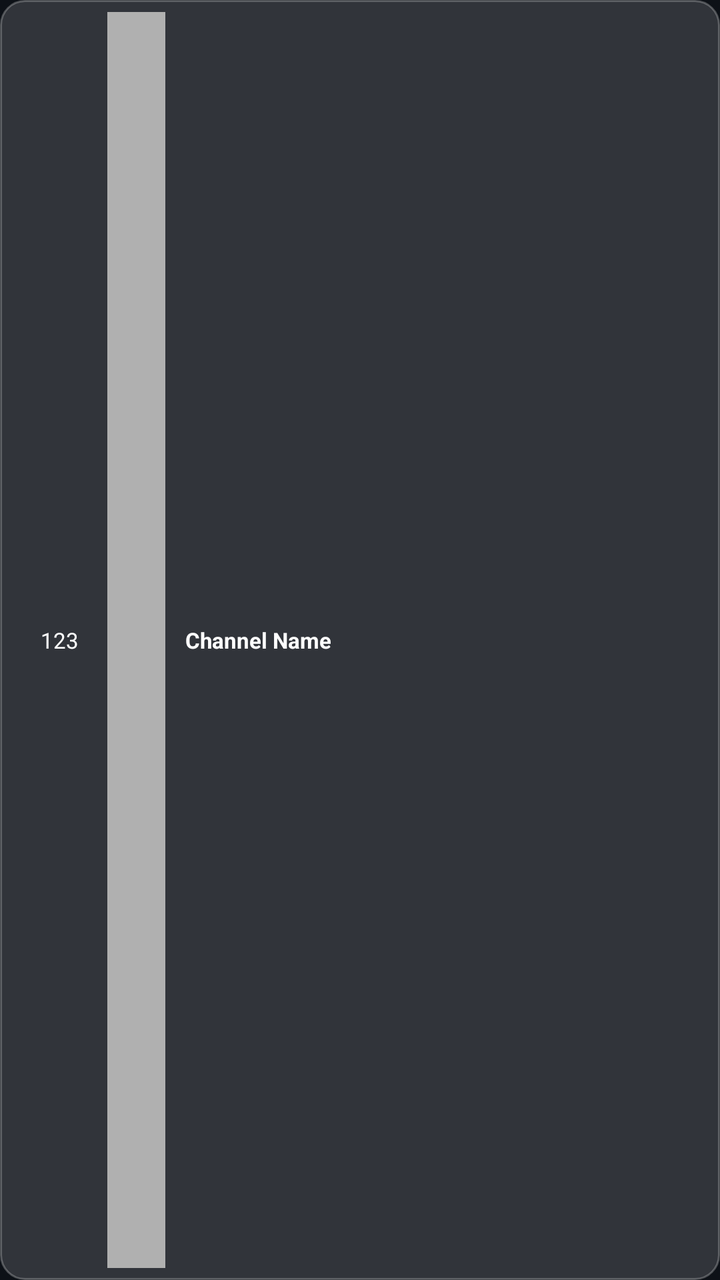
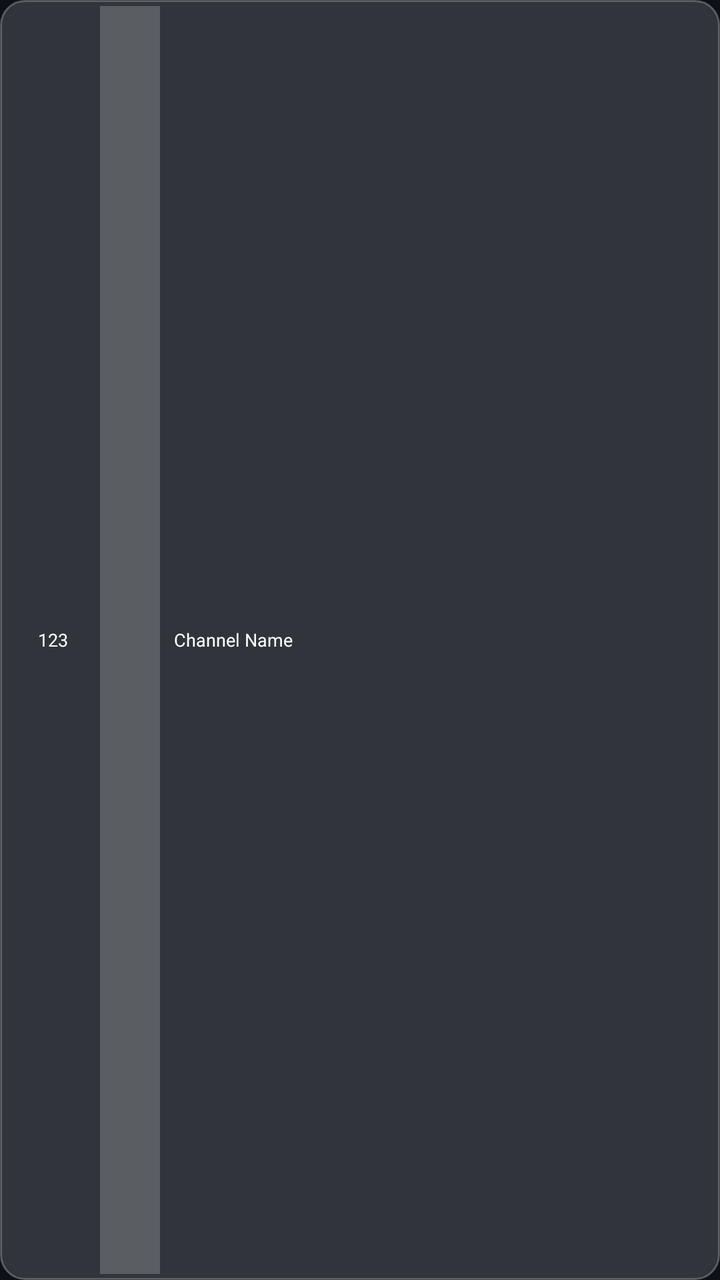

Screens rendered from an Android XML layout before and after an edit, with the pre-edit source and the edit as a unified diff.
<!-- AndroidManifest.xml: application theme AppTheme -->
<!-- res/layout/item_channel.xml -->
<?xml version="1.0" encoding="utf-8"?>
<LinearLayout 
    xmlns:android="http://schemas.android.com/apk/res/android"
    android:id="@+id/rootLayout"
    android:layout_width="match_parent"
    android:layout_height="wrap_content"
    android:orientation="horizontal"
    android:background="@drawable/channel_item_background"
    android:padding="4dp"
    android:minHeight="32dp"
    android:focusable="true"
    android:clickable="true">

    
    <TextView
        android:id="@+id/channelNumber"
        android:layout_width="0dp"
        android:layout_height="match_parent"
        android:layout_weight="0.15"
        android:gravity="center"
        android:text="123"
        android:textColor="@color/text_primary"
        android:textSize="11sp"
        android:singleLine="true"
        android:layout_marginStart="4dp"/>

    
    <ImageView
        android:id="@+id/channelIcon"
        android:layout_width="0dp"
        android:layout_height="match_parent"
        android:layout_weight="0.1"
        android:layout_margin="2dp"
        android:padding="2dp"
        android:background="@color/text_secondary"
        android:scaleType="fitCenter"
        android:contentDescription="@string/app_name"/>

    
    <TextView
        android:id="@+id/channelName"
        android:layout_width="0dp"
        android:layout_height="match_parent"
        android:layout_weight="0.9"
        android:gravity="start|center_vertical"
        android:text="Channel Name"
        android:textColor="@color/text_primary"
        android:textSize="11sp"
        android:textStyle="bold"
        android:singleLine="true"
        android:ellipsize="marquee"
        android:scrollHorizontally="true"
        android:marqueeRepeatLimit="marquee_forever"
        android:focusable="true"
        android:layout_marginStart="8dp"/>

    
    <ImageView
        android:id="@+id/favoriteIndicator"
        android:layout_width="0dp"
        android:layout_height="match_parent"
        android:layout_weight="0.1"
        android:padding="4dp"
        android:focusable="false"
        android:src="@drawable/app_banner"
        android:scaleType="fitCenter"
        android:contentDescription="@string/app_name"
        android:visibility="gone"/>

    
    <TextView
        android:id="@+id/reorderIndicator"
        android:layout_width="wrap_content"
        android:layout_height="wrap_content"
        android:layout_gravity="center_vertical"
        android:text="►"
        android:textColor="@color/accent_blue"
        android:textSize="16sp"
        android:textStyle="bold"
        android:visibility="gone"
        android:layout_marginStart="4dp"/>

</LinearLayout>
<!-- resources referenced by this layout -->
<resources>
  <color name="accent_blue">#64B5F6</color>
  <color name="text_primary">#FFFFFF</color>
  <color name="text_secondary">#B0B0B0</color>
  <!-- drawable app_banner (drawable) -->
  <vector xmlns:android="http://schemas.android.com/apk/res/android"
      android:width="320dp"
      android:height="180dp"
      android:viewportWidth="320"
      android:viewportHeight="180">
      <path
          android:fillColor="@color/primary_blue"
          android:pathData="M0,0h320v180h-320z"/>
      <path
          android:fillColor="#FFFFFF"
          android:pathData="M160,70 L160,110 M140,90 L180,90"
          android:strokeWidth="4"
          android:strokeColor="#FFFFFF"/>
  </vector>
  <!-- drawable channel_item_background (drawable) -->
  <?xml version="1.0" encoding="utf-8"?>
  <selector xmlns:android="http://schemas.android.com/apk/res/android">
      <item android:state_focused="true">
          <shape android:shape="rectangle">
              <solid android:color="@color/focus_background" />
              <stroke
                  android:width="2dp"
                  android:color="@color/focus_color" />
              <corners android:radius="12dp" />
          </shape>
      </item>
      <item>
          <shape android:shape="rectangle">
              <solid android:color="@color/glassmorphism_background" />
              <stroke
                  android:width="1dp"
                  android:color="@color/glassmorphism_stroke" />
              <corners android:radius="12dp" />
          </shape>
      </item>
  </selector>
  <string name="app_name">Alaa IPTV</string>
  <style name="AppTheme" parent="Theme.AppCompat.NoActionBar">
          
          <item name="colorPrimary">@color/primary_blue</item>
          <item name="colorPrimaryDark">@color/dark_background</item>
          <item name="colorAccent">@color/accent_blue</item>
  
          
          <item name="android:windowBackground">@color/dark_background</item>
          <item name="android:colorBackground">@color/dark_background</item>
  
          
          <item name="android:textColorPrimary">@color/text_primary</item>
          <item name="android:textColorSecondary">@color/text_secondary</item>
  
          
          <item name="android:windowDrawsSystemBarBackgrounds">true</item>
      </style>
  <color name="primary_blue">#2196F3</color>
  <color name="focus_background">#332196F3</color>
  <color name="focus_color">#2196F3</color>
  <color name="glassmorphism_background">#26FFFFFF</color>
  <color name="glassmorphism_stroke">#40FFFFFF</color>
  <color name="dark_background">#0D1117</color>
</resources>

<!-- the commit's change to res/layout/item_channel.xml (unified diff, before → after) -->
@@ -3,15 +3,13 @@
     xmlns:android="http://schemas.android.com/apk/res/android"
     android:id="@+id/rootLayout"
     android:layout_width="match_parent"
-    android:layout_height="wrap_content"
+    android:layout_height="28dp"
     android:orientation="horizontal"
     android:background="@drawable/channel_item_background"
-    android:padding="4dp"
-    android:minHeight="32dp"
+    android:padding="2dp"
     android:focusable="true"
     android:clickable="true">
 
-    
     <TextView
         android:id="@+id/channelNumber"
         android:layout_width="0dp"
@@ -19,24 +17,21 @@
         android:layout_weight="0.15"
         android:gravity="center"
         android:text="123"
-        android:textColor="@color/text_primary"
-        android:textSize="11sp"
+        android:textColor="@color/white"
+        android:textSize="9sp"
         android:singleLine="true"
-        android:layout_marginStart="4dp"/>
+        android:layout_marginStart="2dp"/>
 
-    
     <ImageView
         android:id="@+id/channelIcon"
         android:layout_width="0dp"
         android:layout_height="match_parent"
         android:layout_weight="0.1"
-        android:layout_margin="2dp"
-        android:padding="2dp"
-        android:background="@color/text_secondary"
-        android:scaleType="fitCenter"
-        android:contentDescription="@string/app_name"/>
+        android:layout_margin="1dp"
+        android:padding="1dp"
+        android:background="#33FFFFFF"
+        android:scaleType="fitCenter"/>
 
-    
     <TextView
         android:id="@+id/channelName"
         android:layout_width="0dp"
@@ -44,30 +39,26 @@
         android:layout_weight="0.9"
         android:gravity="start|center_vertical"
         android:text="Channel Name"
-        android:textColor="@color/text_primary"
-        android:textSize="11sp"
-        android:textStyle="bold"
+        android:textColor="@color/white"
+        android:textSize="9sp"
         android:singleLine="true"
         android:ellipsize="marquee"
         android:scrollHorizontally="true"
         android:marqueeRepeatLimit="marquee_forever"
         android:focusable="true"
-        android:layout_marginStart="8dp"/>
+        android:layout_marginStart="6dp"/>
 
-    
     <ImageView
         android:id="@+id/favoriteIndicator"
         android:layout_width="0dp"
         android:layout_height="match_parent"
         android:layout_weight="0.1"
-        android:padding="4dp"
+        android:padding="3dp"
         android:focusable="false"
-        android:src="@drawable/app_banner"
+        android:src="@drawable/ic_logo"
         android:scaleType="fitCenter"
-        android:contentDescription="@string/app_name"
         android:visibility="gone"/>
 
-    
     <TextView
         android:id="@+id/reorderIndicator"
         android:layout_width="wrap_content"
@@ -75,9 +66,8 @@
         android:layout_gravity="center_vertical"
         android:text="►"
         android:textColor="@color/accent_blue"
-        android:textSize="16sp"
-        android:textStyle="bold"
+        android:textSize="14sp"
         android:visibility="gone"
-        android:layout_marginStart="4dp"/>
+        android:layout_marginStart="3dp"/>
 
 </LinearLayout>
<!-- resource entries referenced after the edit -->
@@ -3,21 +3,6 @@
   <color name="accent_blue">#64B5F6</color>
   <color name="text_primary">#FFFFFF</color>
   <color name="text_secondary">#B0B0B0</color>
-  <!-- drawable app_banner (drawable) -->
-  <vector xmlns:android="http://schemas.android.com/apk/res/android"
-      android:width="320dp"
-      android:height="180dp"
-      android:viewportWidth="320"
-      android:viewportHeight="180">
-      <path
-          android:fillColor="@color/primary_blue"
-          android:pathData="M0,0h320v180h-320z"/>
-      <path
-          android:fillColor="#FFFFFF"
-          android:pathData="M160,70 L160,110 M140,90 L180,90"
-          android:strokeWidth="4"
-          android:strokeColor="#FFFFFF"/>
-  </vector>
   <!-- drawable channel_item_background (drawable) -->
   <?xml version="1.0" encoding="utf-8"?>
   <selector xmlns:android="http://schemas.android.com/apk/res/android">
@@ -40,7 +25,18 @@
           </shape>
       </item>
   </selector>
-  <string name="app_name">Alaa IPTV</string>
+  <!-- drawable ic_logo (drawable) -->
+  <?xml version="1.0" encoding="utf-8"?>
+  <vector xmlns:android="http://schemas.android.com/apk/res/android"
+      android:width="96dp"
+      android:height="96dp"
+      android:viewportWidth="24"
+      android:viewportHeight="24">
+  
+      <path
+          android:fillColor="#E53935"
+          android:pathData="M3,3h18v18H3z"/>
+  </vector>
   <style name="AppTheme" parent="Theme.AppCompat.NoActionBar">
           
           <item name="colorPrimary">@color/primary_blue</item>
